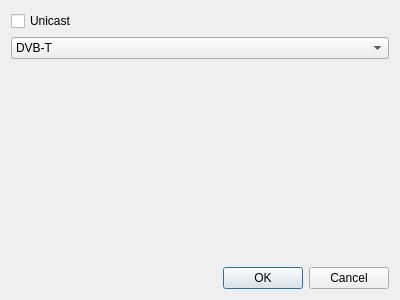
This is SATIP-Client/addsessiondialog.ui in mgandi/SAT-IP-Tools as Qt 5 draws it before an edit. The edited form follows.
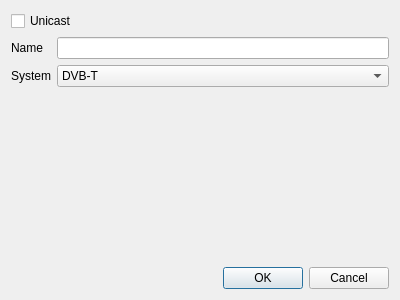
This is the edited form. Custom widgets are drawn as their Qt base class.

```diff
--- a/SATIP-Client/addsessiondialog.ui
+++ b/SATIP-Client/addsessiondialog.ui
@@ -22,6 +22,18 @@
     </widget>
    </item>
    <item>
+    <layout class="QFormLayout" name="formLayout">
+     <item row="0" column="0">
+      <widget class="QLabel" name="labelName">
+       <property name="text">
+        <string>Name</string>
+       </property>
+      </widget>
+     </item>
+     <item row="0" column="1">
+      <widget class="QLineEdit" name="name"/>
+     </item>
+     <item row="1" column="1">
     <widget class="QComboBox" name="msys">
      <item>
       <property name="text">
@@ -34,6 +46,15 @@
       </property>
      </item>
     </widget>
+     </item>
+     <item row="1" column="0">
+      <widget class="QLabel" name="label">
+       <property name="text">
+        <string>System</string>
+       </property>
+      </widget>
+     </item>
+    </layout>
    </item>
    <item>
     <widget class="QStackedWidget" name="stackedWidget">
```
Lines whose indentation alone changed are shown as unchanged.
